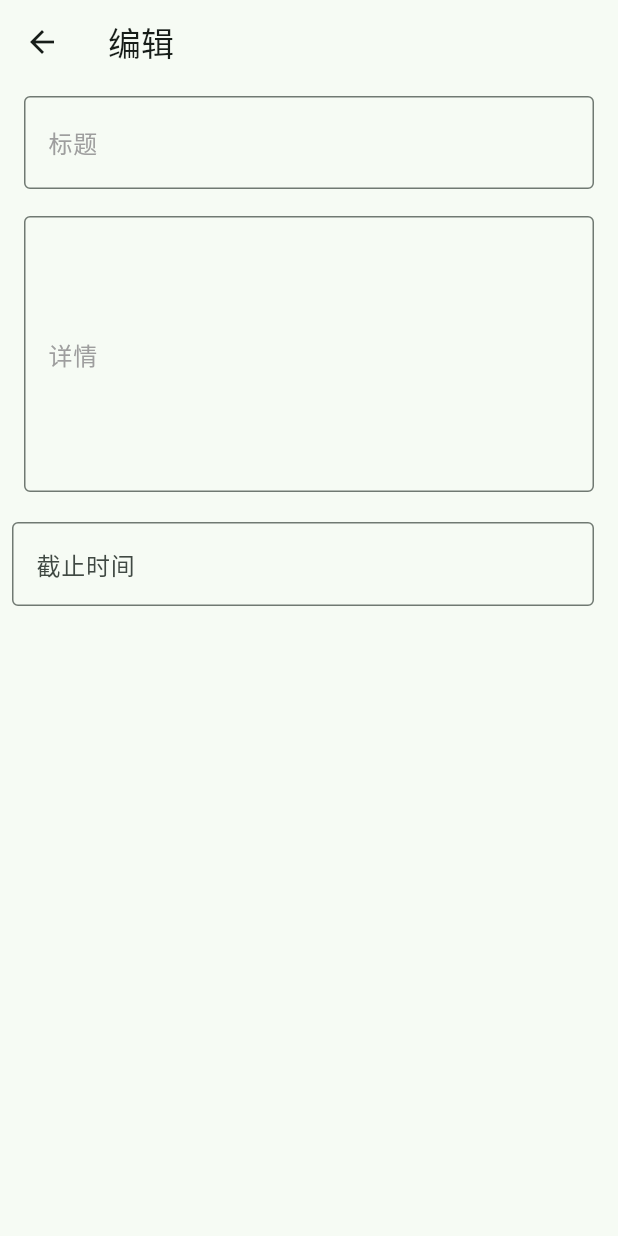
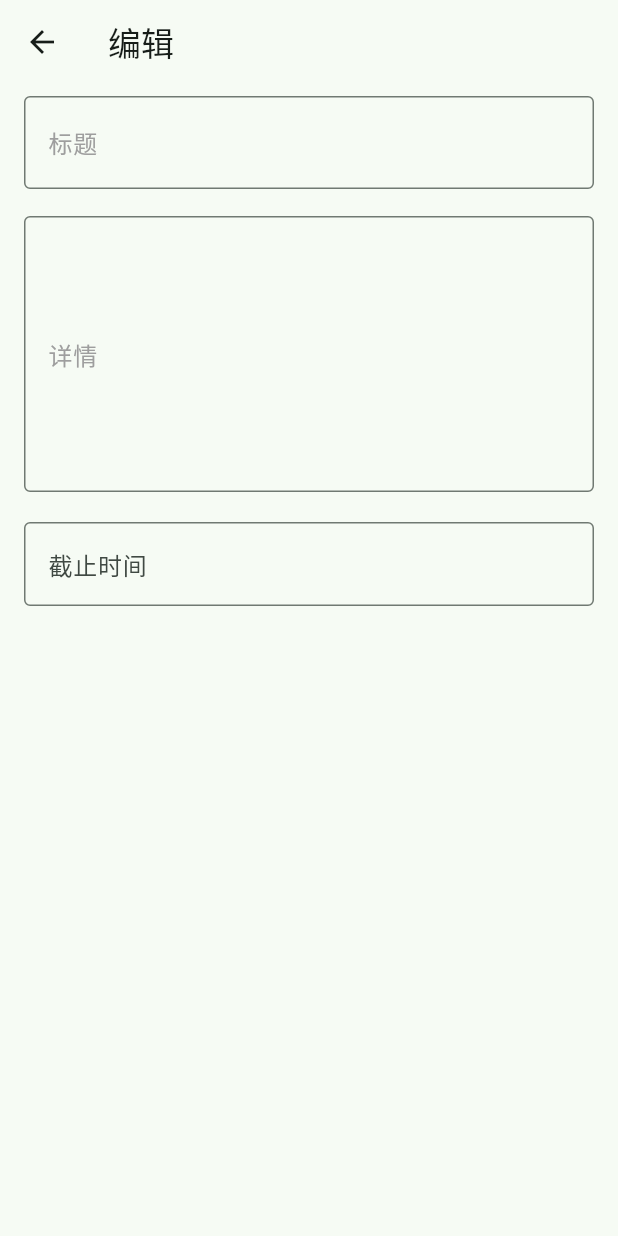
Before and after one commit to pp680111/todo_manage_tool, a Flutter app: the TodoThingDetail screen opened directly, on a phone screen of 412 x 824 dp. Run offline on Flutter 3.47's test engine with Material 3 defaults, Android fonts, the phone set to English and light mode, and no system bars; our stand-ins replace drift, drift_flutter; missing offline and left inert: omni_datetime_picker; accounts and stored records are empty; generated files the repository leaves out were written again.

Commit message:
feat: 提交下pubspec

```diff
--- a/lib/widget/todo_thing/todo_thing_detail.dart
+++ b/lib/widget/todo_thing/todo_thing_detail.dart
@@ -77,12 +77,12 @@ class _TodoThingDetailState extends State<TodoThingDetail> {
           ),
           Container(
             height: 80,
+            padding: const EdgeInsets.symmetric(horizontal: 16, vertical: 8),
             child: Row(
               children: [
                 if (!editMode)
                   Expanded(
                     child: Container(
-                      padding: const EdgeInsets.only(left: 16, top: 8, bottom: 8),
                       child: TextField(
                         controller: TextEditingController(text: DateTimeUtils.formatDateTime(_formData["createTime"], DateTimeUtils.yyyyMMddHHmmFormat)),
                         decoration: const InputDecoration(
@@ -95,7 +95,7 @@ class _TodoThingDetailState extends State<TodoThingDetail> {
                   ),
                 Expanded(
                   child: Container(
-                    padding: const EdgeInsets.only(right: 16, top: 8, bottom: 8, left: 8),
+                    padding: EdgeInsets.only(left: editMode ? 0 : 8),
                     child: TextField(
                       controller: TextEditingController(text: DateTimeUtils.formatDateTime(_formData["deadlineTime"], DateTimeUtils.yyyyMMddHHmmFormat)),
                       decoration: const InputDecoration(
--- a/pubspec.yaml
+++ b/pubspec.yaml
@@ -35,7 +35,8 @@ dependencies:
   drift: ^2.20.3
   drift_flutter: ^0.1.0
   sqlite3_flutter_libs: ^0.5.24
-
+  intl: ^0.19.0
+  omni_datetime_picker: ^2.0.5
 
   # The following adds the Cupertino Icons font to your application.
   # Use with the CupertinoIcons class for iOS style icons.
```
